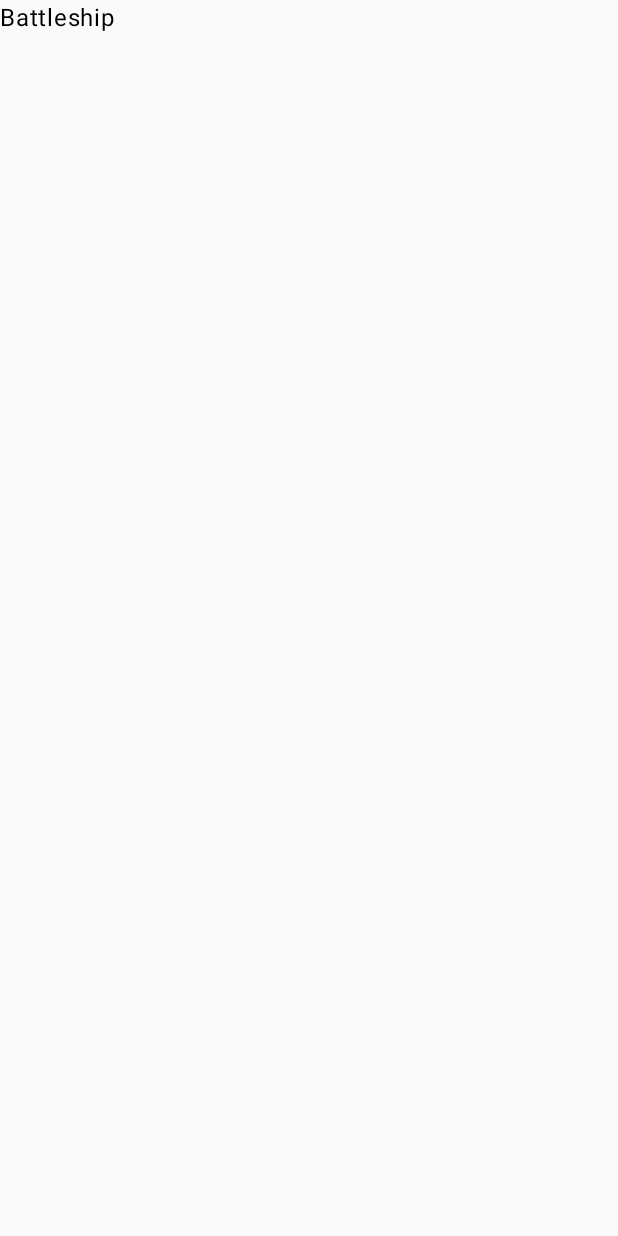
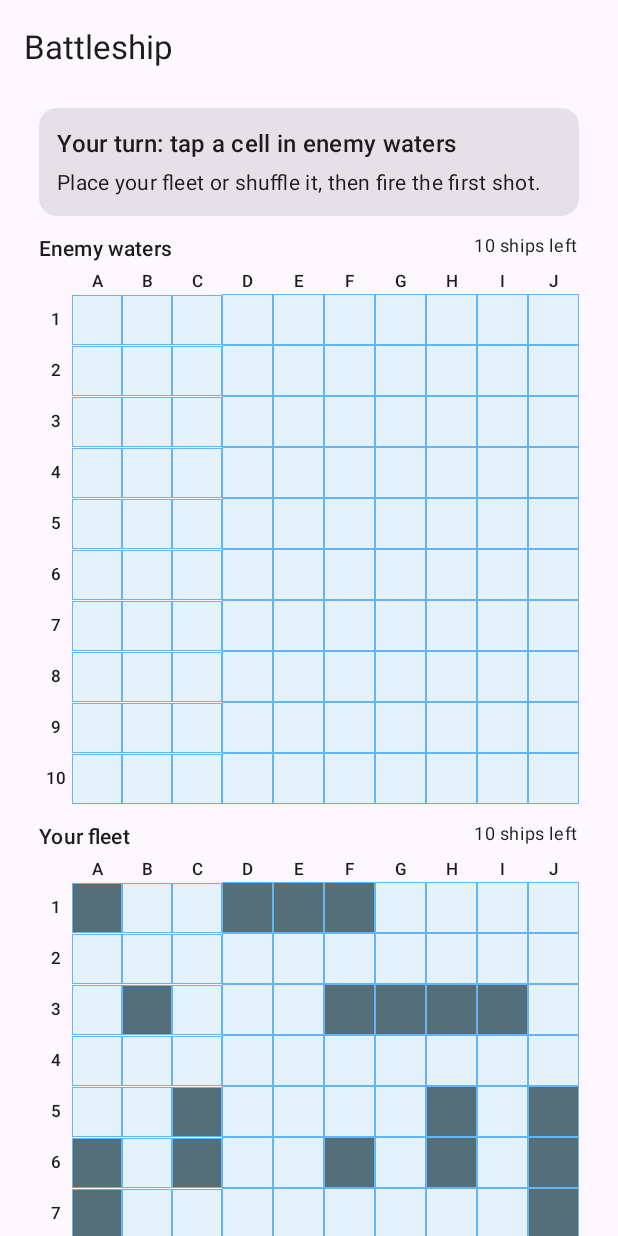
Before and after one commit to Sakharochok/kuts-ips31, an Android app built with Jetpack Compose: the screen it shows after launch (MainActivity), on a phone screen of 412 x 824 dp. Before the commit the screen is almost empty. Run offline under Robolectric (Android 15) with nearby library versions, the phone set to English and light mode, and no system bars; our stand-ins replace Timber.

Commit message:
feat(lab3): add Compose game screen with ViewModel
Two 10x10 boards, status card with the last move, shuffle and new game
buttons, legend and game over dialog. GameViewModel keeps the game across
configuration changes and plays the computer turn with a short delay.

```diff
--- a/lab3/app/build.gradle.kts
+++ b/lab3/app/build.gradle.kts
@@ -47,4 +47,5 @@ dependencies {
     debugImplementation(libs.androidx.compose.ui.tooling)
 
     testImplementation(libs.junit)
+    testImplementation(libs.kotlinx.coroutines.test)
 }
--- a/lab3/app/src/main/java/com/kuts/battleship/MainActivity.kt
+++ b/lab3/app/src/main/java/com/kuts/battleship/MainActivity.kt
@@ -3,16 +3,18 @@ package com.kuts.battleship
 import android.os.Bundle
 import androidx.activity.compose.setContent
 import androidx.appcompat.app.AppCompatActivity
-import androidx.compose.material3.MaterialTheme
-import androidx.compose.material3.Text
+import com.kuts.battleship.ui.BattleshipTheme
+import com.kuts.battleship.ui.GameScreen
+import timber.log.Timber
 
 class MainActivity : AppCompatActivity() {
 
     override fun onCreate(savedInstanceState: Bundle?) {
         super.onCreate(savedInstanceState)
+        Timber.d("MainActivity created (restored=%s)", savedInstanceState != null)
         setContent {
-            MaterialTheme {
-                Text(getString(R.string.app_name))
+            BattleshipTheme {
+                GameScreen()
             }
         }
     }
--- /dev/null
+++ b/lab3/app/src/main/java/com/kuts/battleship/ui/BoardGrid.kt
@@ -0,0 +1,117 @@
+package com.kuts.battleship.ui
+
+import androidx.compose.foundation.background
+import androidx.compose.foundation.border
+import androidx.compose.foundation.clickable
+import androidx.compose.foundation.layout.Box
+import androidx.compose.foundation.layout.Column
+import androidx.compose.foundation.layout.Row
+import androidx.compose.foundation.layout.aspectRatio
+import androidx.compose.foundation.layout.fillMaxWidth
+import androidx.compose.foundation.layout.width
+import androidx.compose.foundation.layout.widthIn
+import androidx.compose.material3.MaterialTheme
+import androidx.compose.material3.Text
+import androidx.compose.runtime.Composable
+import androidx.compose.ui.Alignment
+import androidx.compose.ui.Modifier
+import androidx.compose.ui.graphics.Color
+import androidx.compose.ui.res.stringResource
+import androidx.compose.ui.text.font.FontWeight
+import androidx.compose.ui.text.style.TextAlign
+import androidx.compose.ui.unit.dp
+import androidx.compose.ui.unit.sp
+import com.kuts.battleship.R
+import com.kuts.battleship.game.CellState
+import com.kuts.battleship.game.Coord
+
+/** Позначення клітинки для повідомлень: літера стовпця з ресурсів поточної мови + номер рядка. */
+@Composable
+fun coordLabel(coord: Coord): String =
+    "${stringResource(R.string.column_letters)[coord.col]}${coord.row + 1}"
+
+/**
+ * Поле 10x10 з підписами стовпців (літери) та рядків (цифри).
+ * @param onCellClick null — поле лише для перегляду.
+ */
+@Composable
+fun BoardGrid(
+    cells: List<List<CellState>>,
+    modifier: Modifier = Modifier,
+    highlight: Coord? = null,
+    onCellClick: ((Coord) -> Unit)? = null,
+) {
+    val letters = stringResource(R.string.column_letters)
+    Column(modifier.widthIn(max = 360.dp).fillMaxWidth()) {
+        Row {
+            Label("")
+            letters.take(cells.size).forEach { Label(it.toString(), Modifier.weight(1f)) }
+        }
+        cells.forEachIndexed { row, rowCells ->
+            Row(verticalAlignment = Alignment.CenterVertically) {
+                Label((row + 1).toString())
+                rowCells.forEachIndexed { col, state ->
+                    val coord = Coord(row, col)
+                    Cell(
+                        state = state,
+                        highlighted = coord == highlight,
+                        onClick = onCellClick?.let { click -> { click(coord) } },
+                        modifier = Modifier.weight(1f),
+                    )
+                }
+            }
+        }
+    }
+}
+
+@Composable
+private fun Label(text: String, modifier: Modifier = Modifier.width(LABEL_WIDTH)) {
+    Text(
+        text = text,
+        modifier = modifier,
+        style = MaterialTheme.typography.labelSmall,
+        textAlign = TextAlign.Center,
+    )
+}
+
+private val LABEL_WIDTH = 22.dp
+
+@Composable
+fun Cell(
+    state: CellState,
+    modifier: Modifier = Modifier,
+    highlighted: Boolean = false,
+    onClick: (() -> Unit)? = null,
+) {
+    val background = when (state) {
+        CellState.SHIP -> BoardColors.ship
+        CellState.HIT -> BoardColors.hit
+        CellState.SUNK -> BoardColors.sunk
+        CellState.EMPTY, CellState.MISS -> BoardColors.water
+    }
+    val symbol = when (state) {
+        CellState.MISS -> "•"
+        CellState.HIT, CellState.SUNK -> "✕"
+        CellState.EMPTY, CellState.SHIP -> ""
+    }
+    Box(
+        modifier = modifier
+            .aspectRatio(1f)
+            .background(background)
+            .border(
+                width = if (highlighted) 2.dp else 0.5.dp,
+                color = if (highlighted) BoardColors.lastShot else BoardColors.grid,
+            )
+            .then(if (onClick != null) Modifier.clickable(onClick = onClick) else Modifier),
+        contentAlignment = Alignment.Center,
+    ) {
+        if (symbol.isNotEmpty()) {
+            Text(
+                text = symbol,
+                color = if (state == CellState.MISS) BoardColors.mark else Color.White,
+                fontWeight = FontWeight.Bold,
+                fontSize = 14.sp,
+            )
+        }
+    }
+}
--- /dev/null
+++ b/lab3/app/src/main/java/com/kuts/battleship/ui/GameScreen.kt
@@ -0,0 +1,183 @@
+package com.kuts.battleship.ui
+
+import androidx.compose.foundation.layout.Arrangement
+import androidx.compose.foundation.layout.Column
+import androidx.compose.foundation.layout.Row
+import androidx.compose.foundation.layout.Spacer
+import androidx.compose.foundation.layout.fillMaxSize
+import androidx.compose.foundation.layout.fillMaxWidth
+import androidx.compose.foundation.layout.height
+import androidx.compose.foundation.layout.padding
+import androidx.compose.foundation.layout.size
+import androidx.compose.foundation.layout.widthIn
+import androidx.compose.foundation.rememberScrollState
+import androidx.compose.foundation.verticalScroll
+import androidx.compose.material3.AlertDialog
+import androidx.compose.material3.Button
+import androidx.compose.material3.Card
+import androidx.compose.material3.ExperimentalMaterial3Api
+import androidx.compose.material3.MaterialTheme
+import androidx.compose.material3.OutlinedButton
+import androidx.compose.material3.Scaffold
+import androidx.compose.material3.Text
+import androidx.compose.material3.TextButton
+import androidx.compose.material3.TopAppBar
+import androidx.compose.runtime.Composable
+import androidx.compose.runtime.getValue
+import androidx.compose.runtime.mutableStateOf
+import androidx.compose.runtime.remember
+import androidx.compose.runtime.setValue
+import androidx.compose.ui.Alignment
+import androidx.compose.ui.Modifier
+import androidx.compose.ui.res.pluralStringResource
+import androidx.compose.ui.res.stringResource
+import androidx.compose.ui.unit.dp
+import androidx.lifecycle.compose.collectAsStateWithLifecycle
+import androidx.lifecycle.viewmodel.compose.viewModel
+import com.kuts.battleship.R
+import com.kuts.battleship.game.CellState
+import com.kuts.battleship.game.Phase
+import com.kuts.battleship.game.ShotResult
+
+@OptIn(ExperimentalMaterial3Api::class)
+@Composable
+fun GameScreen(viewModel: GameViewModel = viewModel()) {
+    val state by viewModel.state.collectAsStateWithLifecycle()
+
+    Scaffold(
+        topBar = {
+            TopAppBar(title = { Text(stringResource(R.string.app_name)) })
+        },
+    ) { padding ->
+        Column(
+            modifier = Modifier
+                .fillMaxSize()
+                .padding(padding)
+                .verticalScroll(rememberScrollState())
+                .padding(horizontal = 16.dp, vertical = 8.dp),
+            horizontalAlignment = Alignment.CenterHorizontally,
+            verticalArrangement = Arrangement.spacedBy(12.dp),
+        ) {
+            StatusCard(state)
+
+            BoardSection(
+                title = stringResource(R.string.board_enemy),
+                shipsLeft = state.enemyShipsLeft,
+            ) {
+                BoardGrid(
+                    cells = state.enemyCells,
+                    onCellClick = viewModel::onEnemyCellClick.takeIf { state.phase == Phase.PLAYER_TURN },
+                )
+            }
+
+            BoardSection(
+                title = stringResource(R.string.board_player),
+                shipsLeft = state.playerShipsLeft,
+            ) {
+                BoardGrid(cells = state.playerCells, highlight = state.lastComputerTarget)
+            }
+
+            Row(horizontalArrangement = Arrangement.spacedBy(12.dp)) {
+                Button(onClick = viewModel::onNewGame) { Text(stringResource(R.string.action_new_game)) }
+                OutlinedButton(onClick = viewModel::onShuffleFleet, enabled = state.canShuffle) {
+                    Text(stringResource(R.string.action_shuffle))
+                }
+            }
+
+            Legend()
+            Spacer(Modifier.height(8.dp))
+        }
+    }
+
+    if (state.phase == Phase.PLAYER_WON || state.phase == Phase.COMPUTER_WON) {
+        GameOverDialog(playerWon = state.phase == Phase.PLAYER_WON, onPlayAgain = viewModel::onNewGame)
+    }
+}
+
+@Composable
+private fun StatusCard(state: GameUiState) {
+    Card(Modifier.widthIn(max = 360.dp).fillMaxWidth()) {
+        Column(Modifier.padding(12.dp), verticalArrangement = Arrangement.spacedBy(4.dp)) {
+            Text(
+                text = stringResource(
+                    when (state.phase) {
+                        Phase.PLAYER_TURN -> R.string.status_player_turn
+                        Phase.COMPUTER_TURN -> R.string.status_computer_turn
+                        Phase.PLAYER_WON -> R.string.status_player_won
+                        Phase.COMPUTER_WON -> R.string.status_computer_won
+                    }
+                ),
+                style = MaterialTheme.typography.titleMedium,
+            )
+            Text(
+                text = state.lastEvent?.let { eventText(it) } ?: stringResource(R.string.event_none),
+                style = MaterialTheme.typography.bodyMedium,
+            )
+        }
+    }
+}
+
+@Composable
+private fun eventText(event: GameEvent): String = when (event) {
+    is GameEvent.PlayerShot -> when (val result = event.result) {
+        ShotResult.Miss -> stringResource(R.string.event_player_miss, coordLabel(event.target))
+        ShotResult.Hit -> stringResource(R.string.event_player_hit, coordLabel(event.target))
+        is ShotResult.Sunk -> stringResource(R.string.event_player_sunk, result.ship.size)
+        ShotResult.AlreadyShot -> stringResource(R.string.event_player_repeat, coordLabel(event.target))
+    }
+    is GameEvent.ComputerShot -> when (val result = event.result) {
+        ShotResult.Miss, ShotResult.AlreadyShot -> stringResource(R.string.event_computer_miss, coordLabel(event.target))
+        ShotResult.Hit -> stringResource(R.string.event_computer_hit, coordLabel(event.target))
+        is ShotResult.Sunk -> stringResource(R.string.event_computer_sunk, result.ship.size)
+    }
+}
+
+@Composable
+private fun BoardSection(title: String, shipsLeft: Int, board: @Composable () -> Unit) {
+    Column(
+        modifier = Modifier.widthIn(max = 360.dp).fillMaxWidth(),
+        verticalArrangement = Arrangement.spacedBy(4.dp),
+    ) {
+        Row(Modifier.fillMaxWidth(), horizontalArrangement = Arrangement.SpaceBetween) {
+            Text(title, style = MaterialTheme.typography.titleSmall)
+            Text(
+                pluralStringResource(R.plurals.ships_left, shipsLeft, shipsLeft),
+                style = MaterialTheme.typography.bodySmall,
+            )
+        }
+        board()
+    }
+}
+
+@Composable
+private fun Legend() {
+    Row(
+        horizontalArrangement = Arrangement.spacedBy(12.dp),
+        verticalAlignment = Alignment.CenterVertically,
+    ) {
+        listOf(
+            CellState.SHIP to R.string.legend_ship,
+            CellState.HIT to R.string.legend_hit,
+            CellState.SUNK to R.string.legend_sunk,
+            CellState.MISS to R.string.legend_miss,
+        ).forEach { (cell, label) ->
+            Row(verticalAlignment = Alignment.CenterVertically, horizontalArrangement = Arrangement.spacedBy(4.dp)) {
+                Cell(cell, Modifier.size(16.dp))
+                Text(stringResource(label), style = MaterialTheme.typography.bodySmall)
+            }
+        }
+    }
+}
+
+@Composable
+private fun GameOverDialog(playerWon: Boolean, onPlayAgain: () -> Unit) {
+    var dismissed by remember(playerWon) { mutableStateOf(false) }
+    if (dismissed) return
+    AlertDialog(
+        onDismissRequest = { dismissed = true },
+        title = { Text(stringResource(if (playerWon) R.string.dialog_won_title else R.string.dialog_lost_title)) },
+        text = { Text(stringResource(if (playerWon) R.string.status_player_won else R.string.status_computer_won)) },
+        confirmButton = { TextButton(onClick = onPlayAgain) { Text(stringResource(R.string.action_play_again)) } },
+        dismissButton = { TextButton(onClick = { dismissed = true }) { Text(stringResource(R.string.action_close)) } },
+    )
+}
--- /dev/null
+++ b/lab3/app/src/main/java/com/kuts/battleship/ui/GameViewModel.kt
@@ -0,0 +1,103 @@
+package com.kuts.battleship.ui
+
+import androidx.lifecycle.ViewModel
+import androidx.lifecycle.viewModelScope
+import com.kuts.battleship.game.Board
+import com.kuts.battleship.game.CellState
+import com.kuts.battleship.game.Coord
+import com.kuts.battleship.game.Game
+import com.kuts.battleship.game.Phase
+import com.kuts.battleship.game.ShotResult
+import kotlinx.coroutines.Job
+import kotlinx.coroutines.delay
+import kotlinx.coroutines.flow.MutableStateFlow
+import kotlinx.coroutines.flow.StateFlow
+import kotlinx.coroutines.flow.asStateFlow
+import kotlinx.coroutines.launch
+import timber.log.Timber
+import kotlin.random.Random
+
+/** Остання подія гри; текст для неї підбирає UI з ресурсів поточної мови. */
+sealed interface GameEvent {
+    data class PlayerShot(val target: Coord, val result: ShotResult) : GameEvent
+    data class ComputerShot(val target: Coord, val result: ShotResult) : GameEvent
+}
+
+data class GameUiState(
+    val playerCells: List<List<CellState>>,
+    val enemyCells: List<List<CellState>>,
+    val phase: Phase,
+    val canShuffle: Boolean,
+    val playerShipsLeft: Int,
+    val enemyShipsLeft: Int,
+    val lastEvent: GameEvent?,
+) {
+    val lastComputerTarget: Coord? get() = (lastEvent as? GameEvent.ComputerShot)?.target
+}
+
+/**
+ * Тримає партію між перестворенням Activity (поворот екрана, зміна мови)
+ * і програє хід комп'ютера з невеликою паузою, щоб його постріли було видно.
+ */
+class GameViewModel(
+    private val random: Random = Random.Default,
+    private val computerDelayMs: Long = COMPUTER_DELAY_MS,
+) : ViewModel() {
+
+    private var game = Game(random)
+    private var computerJob: Job? = null
+
+    private val _state = MutableStateFlow(snapshot(lastEvent = null))
+    val state: StateFlow<GameUiState> = _state.asStateFlow()
+
+    fun onEnemyCellClick(target: Coord) {
+        if (game.phase != Phase.PLAYER_TURN) return
+        val result = game.playerShoot(target)
+        publish(GameEvent.PlayerShot(target, result))
+        if (game.phase == Phase.COMPUTER_TURN) playComputerTurn()
+    }
+
+    fun onNewGame() {
+        computerJob?.cancel()
+        game = Game(random)
+        publish(lastEvent = null)
+    }
+
+    fun onShuffleFleet() {
+        if (game.isStarted) return
+        game.shufflePlayerFleet()
+        publish(lastEvent = null)
+    }
+
+    private fun playComputerTurn() {
+        computerJob = viewModelScope.launch {
+            while (game.phase == Phase.COMPUTER_TURN) {
+                delay(computerDelayMs)
+                val move = game.computerShoot()
+                publish(GameEvent.ComputerShot(move.target, move.result))
+            }
+        }
+    }
+
+    private fun publish(lastEvent: GameEvent?) {
+        _state.value = snapshot(lastEvent)
+        if (game.isOver) Timber.i("Result shown to player: %s", game.phase)
+    }
+
+    private fun snapshot(lastEvent: GameEvent?) = GameUiState(
+        playerCells = cells(game.playerBoard, revealShips = true),
+        enemyCells = cells(game.computerBoard, revealShips = game.isOver),
+        phase = game.phase,
+        canShuffle = !game.isStarted,
+        playerShipsLeft = game.playerBoard.remainingShips,
+        enemyShipsLeft = game.computerBoard.remainingShips,
+        lastEvent = lastEvent,
+    )
+
+    private fun cells(board: Board, revealShips: Boolean) =
+        List(board.size) { row -> List(board.size) { col -> board.cellState(Coord(row, col), revealShips) } }
+
+    private companion object {
+        const val COMPUTER_DELAY_MS = 700L
+    }
+}
--- /dev/null
+++ b/lab3/app/src/main/java/com/kuts/battleship/ui/Theme.kt
@@ -0,0 +1,32 @@
+package com.kuts.battleship.ui
+
+import androidx.compose.foundation.isSystemInDarkTheme
+import androidx.compose.material3.MaterialTheme
+import androidx.compose.material3.darkColorScheme
+import androidx.compose.material3.lightColorScheme
+import androidx.compose.runtime.Composable
+import androidx.compose.ui.graphics.Color
+
+private val Navy = Color(0xFF1565C0)
+private val Sky = Color(0xFF90CAF9)
+
+@Composable
+fun BattleshipTheme(content: @Composable () -> Unit) {
+    val colors = if (isSystemInDarkTheme()) {
+        darkColorScheme(primary = Sky, secondary = Sky)
+    } else {
+        lightColorScheme(primary = Navy, secondary = Navy)
+    }
+    MaterialTheme(colorScheme = colors, content = content)
+}
+
+/** Кольори клітинок поля — однакові у світлій і темній темі, щоб поле читалося як "море". */
+object BoardColors {
+    val water = Color(0xFFE3F2FD)
+    val grid = Color(0xFF64B5F6)
+    val ship = Color(0xFF546E7A)
+    val hit = Color(0xFFFF7043)
+    val sunk = Color(0xFFB71C1C)
+    val mark = Color(0xFF1E3A5F)
+    val lastShot = Color(0xFFFFC107)
+}
--- a/lab3/app/src/main/res/values/strings.xml
+++ b/lab3/app/src/main/res/values/strings.xml
@@ -1,4 +1,42 @@
 <?xml version="1.0" encoding="utf-8"?>
 <resources>
     <string name="app_name">Battleship</string>
+
+    <!-- Літери для підпису стовпців поля, по одній на стовпець. -->
+    <string name="column_letters" translatable="true">ABCDEFGHIJ</string>
+
+    <string name="board_enemy">Enemy waters</string>
+    <string name="board_player">Your fleet</string>
+
+    <plurals name="ships_left">
+        <item quantity="one">%d ship left</item>
+        <item quantity="other">%d ships left</item>
+    </plurals>
+
+    <string name="status_player_turn">Your turn: tap a cell in enemy waters</string>
+    <string name="status_computer_turn">The computer is aiming…</string>
+    <string name="status_player_won">You sank the whole enemy fleet!</string>
+    <string name="status_computer_won">The computer sank your fleet.</string>
+
+    <string name="event_none">Place your fleet or shuffle it, then fire the first shot.</string>
+    <string name="event_player_miss">You missed at %1$s.</string>
+    <string name="event_player_hit">Hit at %1$s! Shoot again.</string>
+    <string name="event_player_sunk">You sank a ship of size %1$d! Shoot again.</string>
+    <string name="event_player_repeat">You have already fired at %1$s.</string>
+    <string name="event_computer_miss">The computer missed at %1$s.</string>
+    <string name="event_computer_hit">The computer hit your ship at %1$s.</string>
+    <string name="event_computer_sunk">The computer sank your ship of size %1$d.</string>
+
+    <string name="action_new_game">New game</string>
+    <string name="action_shuffle">Shuffle fleet</string>
+    <string name="action_play_again">Play again</string>
+    <string name="action_close">Close</string>
+
+    <string name="dialog_won_title">Victory!</string>
+    <string name="dialog_lost_title">Defeat</string>
+
+    <string name="legend_ship">ship</string>
+    <string name="legend_hit">hit</string>
+    <string name="legend_sunk">sunk</string>
+    <string name="legend_miss">miss</string>
 </resources>
--- a/lab3/gradle/libs.versions.toml
+++ b/lab3/gradle/libs.versions.toml
@@ -8,6 +8,7 @@ coreKtx = "1.19.1"
 lifecycle = "2.11.1"
 timber = "5.0.1"
 junit = "4.13.2"
+coroutines = "1.11.0"
 
 [libraries]
 androidx-core-ktx = { group = "androidx.core", name = "core-ktx", version.ref = "coreKtx" }
@@ -22,6 +23,7 @@ androidx-compose-ui-tooling-preview = { group = "androidx.compose.ui", name = "u
 androidx-compose-material3 = { group = "androidx.compose.material3", name = "material3" }
 timber = { group = "com.jakewharton.timber", name = "timber", version.ref = "timber" }
 junit = { group = "junit", name = "junit", version.ref = "junit" }
+kotlinx-coroutines-test = { group = "org.jetbrains.kotlinx", name = "kotlinx-coroutines-test", version.ref = "coroutines" }
 
 [plugins]
 android-application = { id = "com.android.application", version.ref = "agp" }
```
Also changed, not shown: 1 other file.
